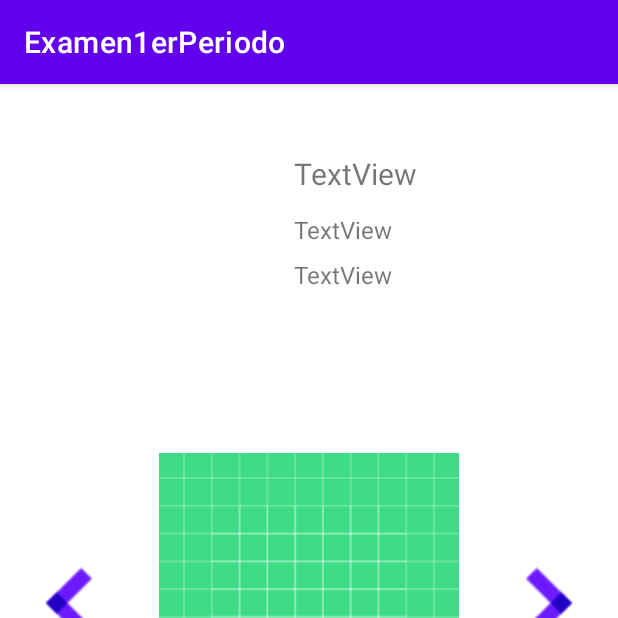
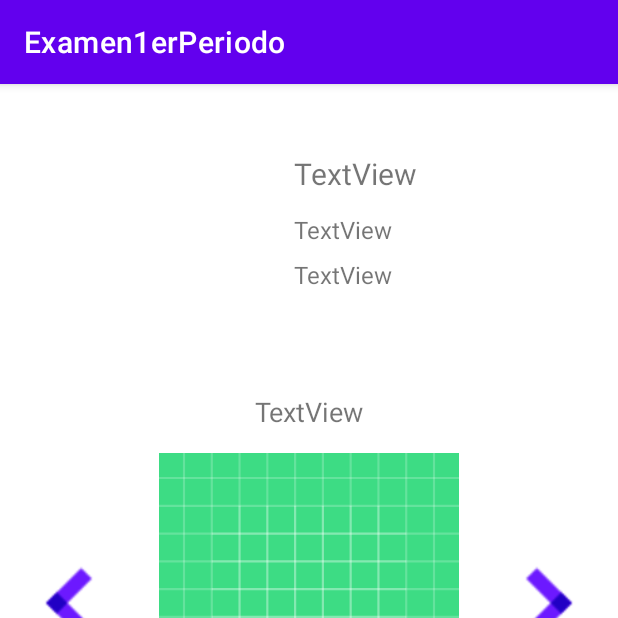
Before and after one commit to victormnevarezh/KotlinProjects, an Android app: the fragment WriterFragment shown on its own in the app's theme, on a phone screen of 412 x 824 dp, the top half of it. Run offline under Robolectric (Android 15) with nearby library versions, the phone set to English and light mode, and no system bars.

Commit message:
Vista de fragmento de detalle

```diff
--- a/Examen1erPeriodo/app/src/main/res/layout/fragment_reader.xml
+++ b/Examen1erPeriodo/app/src/main/res/layout/fragment_reader.xml
@@ -18,7 +18,7 @@
         android:translationY="500dp" />
 
     <TextView
-        android:id="@+id/txtArticleNameReader"
+        android:id="@+id/txtTitleReader"
         android:layout_width="250dp"
         android:layout_height="wrap_content"
         android:text="TextView"
--- a/Examen1erPeriodo/app/src/main/res/layout/fragment_writer.xml
+++ b/Examen1erPeriodo/app/src/main/res/layout/fragment_writer.xml
@@ -91,4 +91,14 @@
         android:translationX="120dp"
         android:translationY="590dp" />
 
+    <TextView
+        android:id="@+id/txtTitleWriter"
+        android:layout_width="250dp"
+        android:layout_height="wrap_content"
+        android:text="TextView"
+        android:textAlignment="center"
+        android:textSize="18sp"
+        android:translationX="65dp"
+        android:translationY="190dp" />
+
 </FrameLayout>
```
Also changed, not shown: Examen1erPeriodo/app/src/main/res/layout/fragment_detail.xml (+53 -5 lines).
